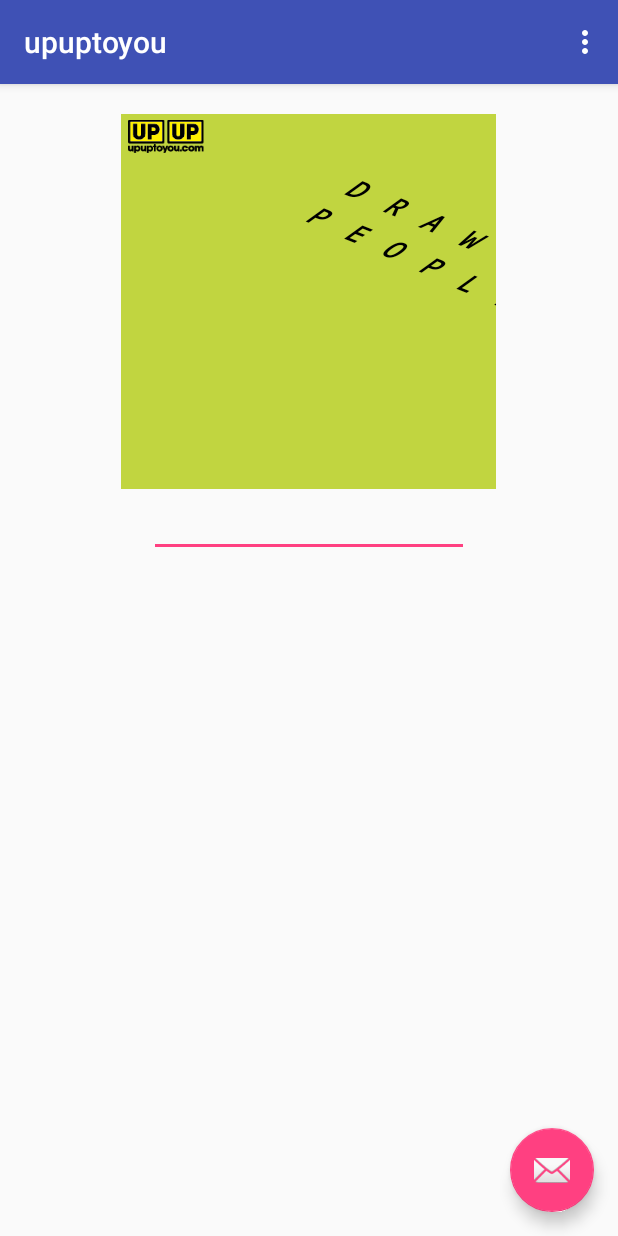
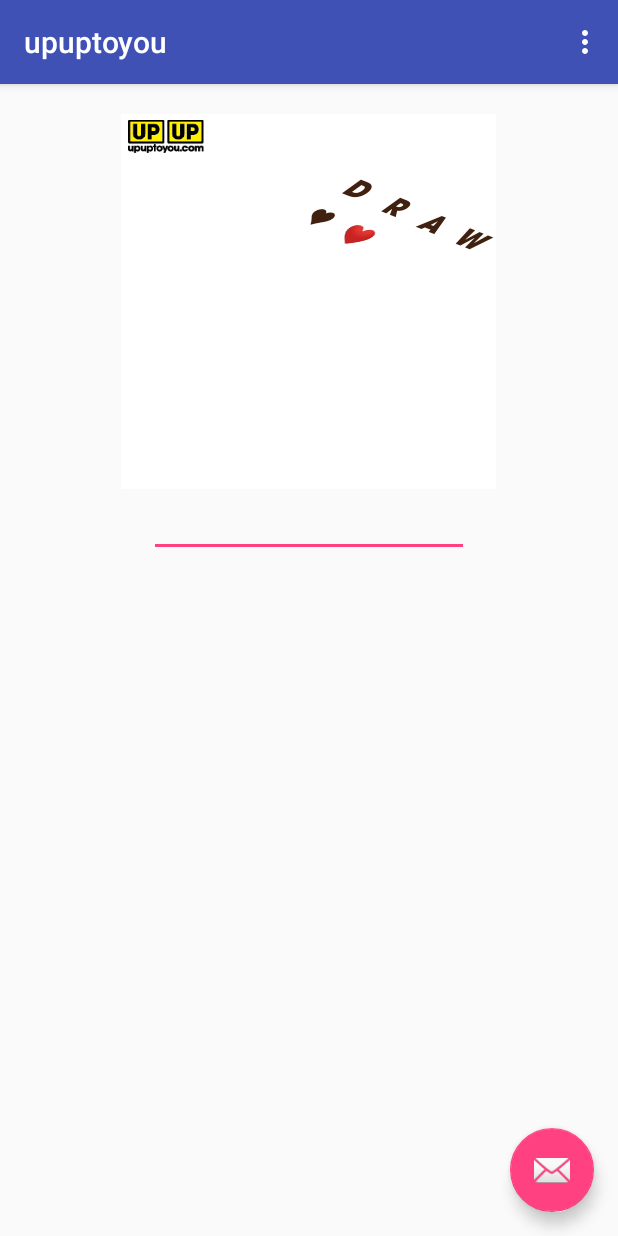
Before and after one commit to x1155665/2U2U, an Android app: the screen it shows after launch (MainActivity), after a tap on an icon or button, on a phone screen of 412 x 824 dp. Run offline under Robolectric (Android 15) with nearby library versions, the phone set to English and light mode, and no system bars; Roboto replaces fonts that are not available here; 2 statements that could not run were skipped.

Commit message:
finish drawing text: font, size, color

```diff
--- a/app/src/main/java/com/zir/upuptoyou/DrawView.java
+++ b/app/src/main/java/com/zir/upuptoyou/DrawView.java
@@ -49,6 +49,7 @@ public class DrawView extends View {
     final float TextLinebreakX = -0.8f;
     final float TextLinebreakY = 35.5f;
 
+    Paint paint_text;
 
     Bitmap watermark_bitmap;
     Rect watermark_dst;
@@ -61,10 +62,23 @@ public class DrawView extends View {
     float r_x;
     float r_y;
 
+    Typeface fontEn;
+    Typeface fontZh;
+
     public DrawView(Context context, @Nullable AttributeSet attrs) {
         super(context, attrs);
         watermark_bitmap = BitmapFactory.decodeResource(getResources(), R.drawable.watermark);
         words="";
+        paint_text = new Paint();
+        paint_text.setColor(0xff40210f);
+        paint_text.setFakeBoldText(true);
+        paint_text.setTextAlign(Paint.Align.CENTER);
+        paint_text.setAntiAlias(true);
+
+
+        //TODO: change font before releasing to play store
+        fontEn= Typeface.createFromAsset(getContext().getAssets(), "fonts/ITC_Avant_Garde_Gothic_LT_Bold.ttf");
+        fontZh= Typeface.createFromAsset(getContext().getAssets(), "fonts/LiHei_Pro.ttf");
 
     }
 
@@ -80,18 +94,16 @@ public class DrawView extends View {
         matrix_text = new Matrix();
         matrix_text.setValues(new float[]{1.3f*r_x, -1.5f*r_x, 191*r_x, 0.6f*r_x, 1*r_y, 32*r_x, 0,0,1*r_x});
 
+
     }
 
     @Override
     protected void onDraw(Canvas canvas) {
         super.onDraw(canvas);
 
-
-
         //watermark
         canvas.drawBitmap(watermark_bitmap, null, watermark_dst, null);
         Log.d("ondraw","canvaswidth: "+Integer.toString(canvas.getWidth()));
-
 
         //draw people
         Log.d("drawPeople", "start drawpeople");
@@ -100,7 +112,6 @@ public class DrawView extends View {
         int line = 0;
         for (int i = 0; i < words.length(); i++)
             if (words.charAt(i) != '\n') {
-
                 //load image
                 //Todo: trade ram for speed by loading all bitmaps in constructor?
                 int id = 1 + (int) (Math.random() * 25);
@@ -130,32 +141,50 @@ public class DrawView extends View {
         canvas.rotate(-3);
         float x_text = TextStartX;
         float y_text = TextStartY;
-        Paint paint_text = new Paint();
-        paint_text.setColor(Color.BLACK);
-        paint_text.setTextSize(FontSizeEn*r_x);
-        paint_text.setFakeBoldText(true);
-        paint_text.setTextAlign(Paint.Align.CENTER);
-        paint_text.setTypeface(Typeface.MONOSPACE);
         line = 0;
-        for (int i = 0; i < words.length(); i++)
-            if (words.charAt(i) != '\n') {
+        char c= (char)-1;
+        for (int i = 0; i < words.length(); i++) {
+            c = words.charAt(i);
+            if (c != '\n') {
 
-                //set location
                 x_text += TextGapX;
                 y_text += TextGapY;
-                Log.d("drawText","char " + Integer.toString(i)+" : x"+ Float.toString(x_text)+ " / y " + Float.toString(y_text));
-                canvas.drawText(String.valueOf(words.charAt(i)).toUpperCase(), x_text*r_x, y_text*r_y, paint_text);
+
+                //TODO: Add support for emoji
+
+                if ((int) c < 128) {
+                    paint_text.setTextSize(FontSizeEn * r_x);
+                    paint_text.setTypeface(fontEn);
+                    Log.d("drawText",c+"'s Size"+ String.valueOf(paint_text.getTextSize()));
+                }
+                else {
+                    paint_text.setTextSize(FontSizeZh * r_x);
+                    paint_text.setTypeface(Typeface.DEFAULT_BOLD);
+                    Log.d("drawText", c + "'s Size" + String.valueOf(paint_text.getTextSize()));
+                }
+
+/*                switch (words.charAt(i)){             //unused since ❤ and ♥ have colors in Android
+                    case '❤':
+                        paint_text.setColor(0xffd92b6d);
+                        break;
+                    case '♥':
+                        paint_text.setColor(0xffca2626);
+                        break;
+                }*/
+
+                canvas.drawText(String.valueOf(words.charAt(i)).toUpperCase(), x_text * r_x, y_text * r_y, paint_text);
+                //paint_text.setColor(0xff40210f);      //set color to default value if it's changed.
             } else {
                 line++;
                 x_text = TextStartX + line * TextLinebreakX;
                 y_text = TextStartY + line * TextLinebreakY;
             }
-
+        }
     }
 
 
     //redraw all people
-    //// TODO: refine drawing process
+    //// TODO: refine drawing process: not all people at the same time
     public void drawPeople(String words) {
         this.words = words;
         invalidate();
--- a/app/src/main/java/com/zir/upuptoyou/MainActivity.java
+++ b/app/src/main/java/com/zir/upuptoyou/MainActivity.java
@@ -32,8 +32,8 @@ public class MainActivity extends AppCompatActivity {
 /*                Snackbar.make(view, "Replace with your own action", Snackbar.LENGTH_LONG)
                         .setAction("Action", null).show();*/
 
-                drawView.drawPeople("draw!\npeople");
-                drawView.setBackgroundColor(0xFFc1d540);
+                drawView.drawPeople("draw!\n♥❤");
+                //drawView.setBackgroundColor(0xFFc1d540);
             }
         });
 
```
Also changed, not shown: app/src/main/assets/fonts/ITC_Avant_Garde_Gothic_LT_Bold.ttf (added), 1 other file.
